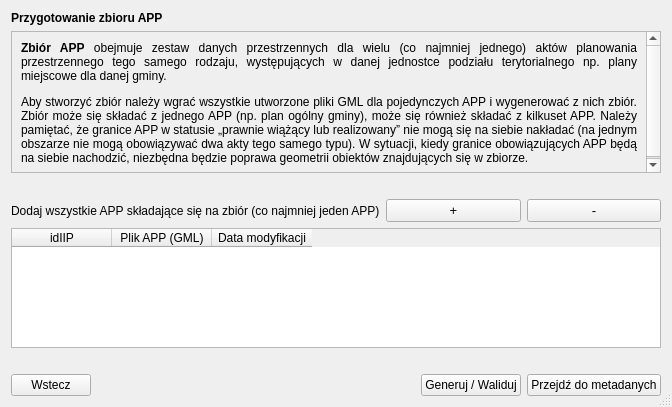
First picture: the form in modules/app/views/ui/zbior_przygotowanie_dialog_base.ui, repository CyfryzacjaAPP/wtyczka_qgis_app_2, before the edit.
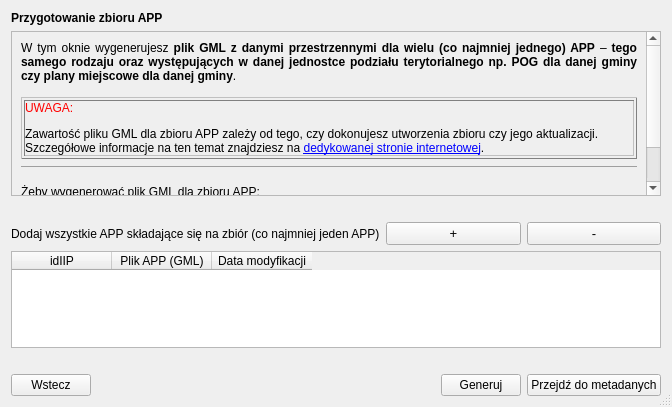
Second picture: the form after the edit.

Diff of the .ui file:
```diff
--- a/modules/app/views/ui/zbior_przygotowanie_dialog_base.ui
+++ b/modules/app/views/ui/zbior_przygotowanie_dialog_base.ui
@@ -55,7 +55,7 @@
           <x>0</x>
           <y>0</y>
           <width>633</width>
-          <height>135</height>
+          <height>150</height>
          </rect>
         </property>
         <layout class="QGridLayout" name="gridLayout">
@@ -73,8 +73,7 @@
             </font>
            </property>
            <property name="text">
-            <string>&lt;p&gt;&lt;strong&gt;Zbiór APP&lt;/strong&gt; obejmuje zestaw danych przestrzennych dla wielu (co najmniej jednego) aktów planowania przestrzennego tego samego rodzaju, występujących w danej jednostce podziału terytorialnego np. plany miejscowe dla danej gminy.&lt;/p&gt;
-&lt;p&gt;Aby stworzyć zbiór należy wgrać wszystkie utworzone pliki GML dla pojedynczych APP i wygenerować z nich zbiór. Zbiór może się składać z jednego APP (np. plan ogólny gminy), może się również składać z kilkuset APP. Należy pamiętać, że granice APP w statusie „prawnie wiążący lub realizowany” nie mogą się na siebie nakładać (na jednym obszarze nie mogą obowiązywać dwa akty tego samego typu). W sytuacji, kiedy granice obowiązujących APP będą na siebie nachodzić, niezbędna będzie poprawa geometrii obiektów znajdujących się w zbiorze.&lt;/p&gt;</string>
+            <string>&lt;p&gt;W tym oknie wygenerujesz &lt;b&gt;plik GML z danymi przestrzennymi dla wielu (co najmniej jednego) APP&lt;/b&gt; &amp;ndash; &lt;b&gt;tego samego rodzaju oraz występujących w danej jednostce podziału terytorialnego np. POG dla danej gminy czy plany miejscowe dla danej gminy&lt;/b&gt;.&lt;br&gt;&lt;/p&gt;&lt;table style=&quot;border-collapse: collapse; width: 100%;&quot; border=&quot;1&quot;&gt;&lt;tbody&gt;&lt;tr&gt;&lt;td style=&quot;width: 100%;&quot;&gt;&lt;p&gt;&lt;span style=&quot;color: #ff0000;&quot;&gt;UWAGA: &lt;/span&gt;&lt;/p&gt;&lt;p&gt;Zawartość pliku GML dla zbioru APP zależy od tego, czy dokonujesz utworzenia zbioru czy jego aktualizacji. Szczeg&amp;oacute;łowe informacje na ten temat znajdziesz na &lt;a href=&quot;https://www.gov.pl/web/zagospodarowanieprzestrzenne/specyfikacja-danych&quot;&gt;dedykowanej stronie internetowej&lt;/a&gt;.&lt;/p&gt;&lt;/td&gt;&lt;/tr&gt;&lt;/tbody&gt;&lt;/table&gt;&lt;hr /&gt;&lt;p&gt;Żeby wygenerować plik GML dla zbioru APP:&lt;/p&gt;&lt;ol&gt;&lt;li&gt;Wczytaj do tabeli za pomocą przycisk&amp;oacute;w &lt;b&gt;&amp;bdquo;+&amp;rdquo;&lt;/b&gt; i &lt;b&gt;&amp;bdquo;&amp;ndash;&amp;rdquo; &lt;/b&gt;wszystkie pliki GML dla pojedynczych APP. Kliknij przycisk &lt;b&gt;Generuj&lt;/b&gt;, kt&amp;oacute;ry uruchomi wstępną walidację i umożliwi zapisanie pliku GML na dysku.&lt;/li&gt;&lt;/ol&gt;</string>
            </property>
            <property name="textFormat">
             <enum>Qt::AutoText</enum>
@@ -208,7 +207,7 @@
        <item>
         <widget class="QPushButton" name="validateAndGenerate_btn">
          <property name="text">
-          <string>Generuj / Waliduj</string>
+          <string>Generuj</string>
          </property>
          <property name="autoDefault">
           <bool>false</bool>
```
